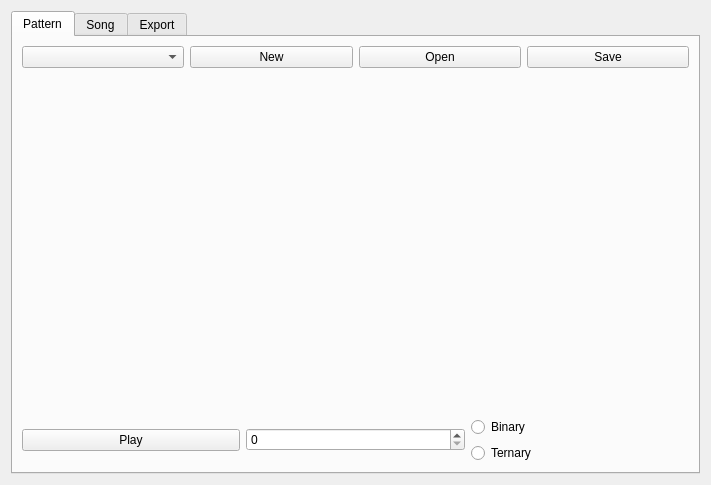
This is ui/barwindow.ui in BdxMimo/project-bar as Qt 5 draws it before an edit. The edited form follows.
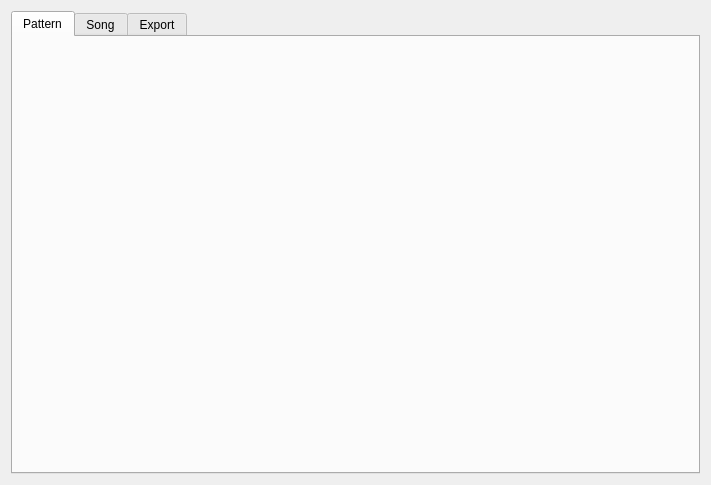
This is the edited form. Custom widgets are drawn as their Qt base class.

Commit message: tabPattern is now a class

What changed in the file:
```diff
--- a/ui/barwindow.ui
+++ b/ui/barwindow.ui
@@ -35,99 +35,7 @@
       <attribute name="title">
        <string>Pattern</string>
       </attribute>
-      <layout class="QVBoxLayout" name="verticalLayout_2">
-       <item>
-        <layout class="QHBoxLayout" name="layoutUpperBar">
-         <item>
-          <widget class="QComboBox" name="comboBox"/>
-         </item>
-         <item>
-          <widget class="QPushButton" name="buttonNew">
-           <property name="text">
-            <string>New</string>
-           </property>
-          </widget>
-         </item>
-         <item>
-          <widget class="QPushButton" name="buttonOpen">
-           <property name="text">
-            <string>Open</string>
-           </property>
-          </widget>
-         </item>
-         <item>
-          <widget class="QPushButton" name="buttonSave">
-           <property name="text">
-            <string>Save</string>
-           </property>
-          </widget>
-         </item>
-        </layout>
-       </item>
-       <item>
-        <widget class="QWidget" name="patternArea" native="true">
-         <property name="minimumSize">
-          <size>
-           <width>639</width>
-           <height>99</height>
-          </size>
-         </property>
-         <layout class="QVBoxLayout" name="verticalLayout_3">
-          <item>
-           <widget class="BARSoundBar" name="widget" native="true"/>
-          </item>
-          <item>
-           <widget class="BARSoundBar" name="widget_2" native="true"/>
-          </item>
-          <item>
-           <spacer name="verticalSpacer">
-            <property name="orientation">
-             <enum>Qt::Vertical</enum>
-            </property>
-            <property name="sizeHint" stdset="0">
-             <size>
-              <width>20</width>
-              <height>40</height>
-             </size>
-            </property>
-           </spacer>
-          </item>
-         </layout>
-        </widget>
-       </item>
-       <item>
-        <layout class="QHBoxLayout" name="horizontalLayout">
-         <item>
-          <widget class="QPushButton" name="buttonPlay">
-           <property name="text">
-            <string>Play</string>
-           </property>
-          </widget>
-         </item>
-         <item>
-          <widget class="QSpinBox" name="spinboxTempo"/>
-         </item>
-         <item>
-          <layout class="QVBoxLayout" name="verticalLayout">
-           <item>
-            <widget class="QRadioButton" name="radiobuttonBinary">
-             <property name="text">
-              <string>Binary</string>
-             </property>
-            </widget>
-           </item>
-           <item>
-            <widget class="QRadioButton" name="radiobuttonTernary">
-             <property name="text">
-              <string>Ternary</string>
-             </property>
-            </widget>
-           </item>
-          </layout>
-         </item>
-        </layout>
-       </item>
-      </layout>
+      <layout class="QVBoxLayout" name="verticalLayout_2"/>
      </widget>
      <widget class="QWidget" name="tabSong">
       <attribute name="title">
```
Left out of the diff: 6 changed lines with no effect on the pictures. The commit also changes 4 other files.
